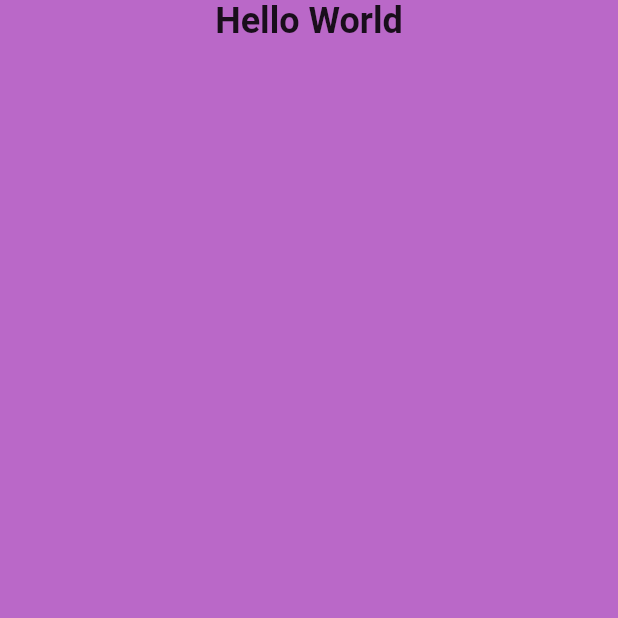
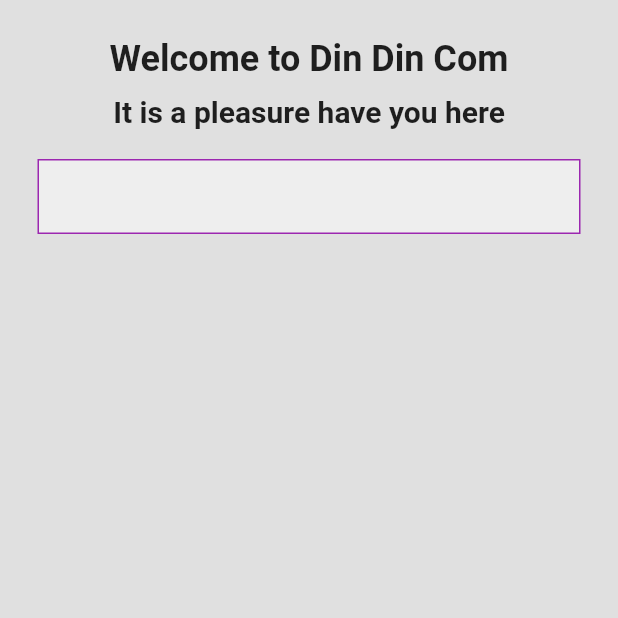
Before and after one commit to matheusfellipe/dindin_flutter, a Flutter app: the screen it shows after launch, on a phone screen of 412 x 824 dp, the top half of it. Run offline on Flutter 3.47's test engine with Material 2 defaults, Android fonts, the phone set to English and light mode, and no system bars.

Commit message:
implementing login page

```diff
--- a/lib/login_page.dart
+++ b/lib/login_page.dart
@@ -1,25 +1,46 @@
-// ignore_for_file: prefer_const_literals_to_create_immutables
+// ignore_for_file: prefer_const_literals_to_create_immutables, prefer_const_constructors
 
 import 'package:flutter/material.dart';
 
-class LoginPage extends StatefulWidget{
+class LoginPage extends StatefulWidget {
   const LoginPage({Key? key}) : super(key: key);
 
   @override
   State<LoginPage> createState() => _LoginPageState();
 }
 
-class _LoginPageState extends State<LoginPage>{
+class _LoginPageState extends State<LoginPage> {
   @override
-  Widget build(BuildContext context){
+  Widget build(BuildContext context) {
     return Scaffold(
-      backgroundColor:Colors.purple[300],
-
+      backgroundColor: Colors.grey[300],
       body: SafeArea(
         child: Center(
           child: Column(children: [
-            Text('Hello World',
-            style: TextStyle(fontWeight: FontWeight.bold,fontSize: 24),
+            SizedBox(height: 25),
+            Text(
+              'Welcome to Din Din Com',
+              style: TextStyle(fontWeight: FontWeight.bold, fontSize: 24),
+            ),
+            SizedBox(height: 10),
+            Text(
+              'It is a pleasure have you here',
+              style: TextStyle(fontWeight: FontWeight.bold, fontSize: 20),
+            ),
+            SizedBox(height: 20),
+            Padding(
+              padding: const EdgeInsets.symmetric(horizontal: 25.0),
+              child: Container(
+                decoration: BoxDecoration(
+                  color: Colors.grey[200],
+                  border: Border.all(color: Colors.purple),
+                  ),
+                child: TextField(
+                  decoration: InputDecoration(
+                    border: InputBorder.none,
+                  ),
+                ),
+              ),
             ),
           ]),
         ),
```
